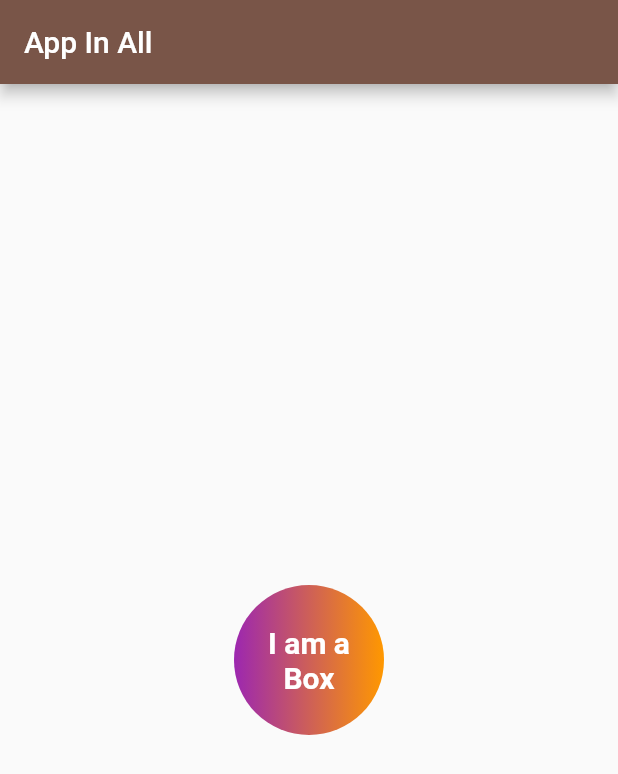
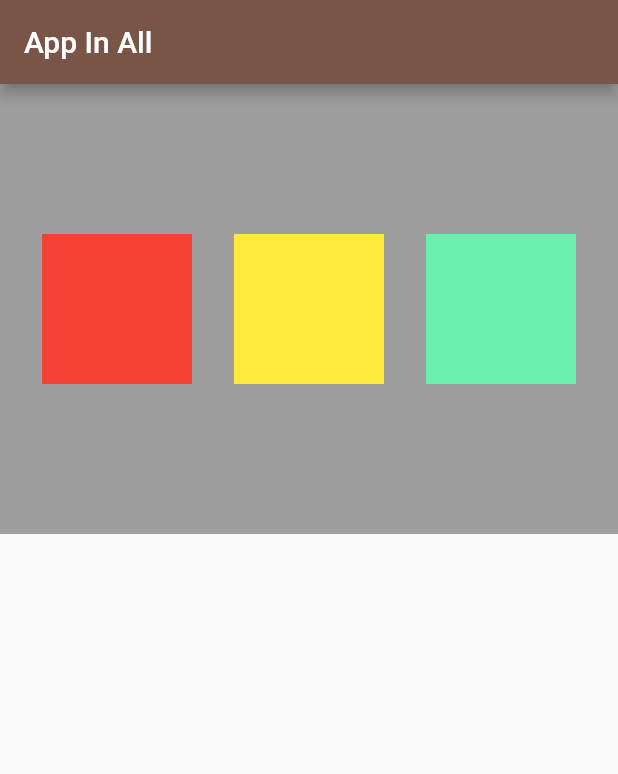
Before and after one commit to theclassical-dev/app-in-all, a Flutter app: the screen it shows after launch, on a phone screen of 412 x 824 dp. Shown: the top 774 px of the screen. Run offline on Flutter 3.47's test engine with Material 2 defaults, Android fonts, the phone set to English and light mode, and no system bars.

Commit message:
row and column expalined

```diff
--- a/lib/main.dart
+++ b/lib/main.dart
@@ -16,31 +16,39 @@ class Homepage extends StatelessWidget {
       appBar: AppBar(
         title: Text("App In All"),
       ),
-      body: Center(
-        child: Container(
-          padding: const EdgeInsets.all (8),
-          width: 100,
-          height: 100,
-          clipBehavior: Clip.antiAlias,
-          alignment: Alignment.center ,
-          decoration: BoxDecoration(
-            color: Colors. red,
-            shape: BoxShape.circle,
-            gradient: LinearGradient(colors: [
-              Colors.purple,
-              Colors.orange,
-            ]),
-            ),
-          child: Text("I am a Box",
-          textAlign: TextAlign.center,
-          style: TextStyle(
-            fontSize:20,
-            color: Colors.white,
-            fontWeight: FontWeight.bold,
-          ),
-          ),
+      body: Container(
+        // width: 300,
+        height: 300,
+        color: Colors.grey,
+        child: Row(
+          mainAxisAlignment: MainAxisAlignment.spaceEvenly,
+          crossAxisAlignment: CrossAxisAlignment.center,
+          children: [
+            Container(
+              padding: const EdgeInsets.all (8),
+              width: 100,
+              height: 100,
+              color: Colors.red,
+              alignment: Alignment.center,
+             ),
+             Container(
+              padding: const EdgeInsets.all (8),
+              width: 100,
+              height: 100,
+              color: Colors.yellow,
+              alignment: Alignment.center,
+
+              ),
+              Container(
+              padding: const EdgeInsets.all (8),
+              width: 100,
+              height: 100,
+              color: Colors.greenAccent,
+              alignment: Alignment.center,
+             ),
+          ],
         ),
-      )
+      ),
     );
   }
 }
```
